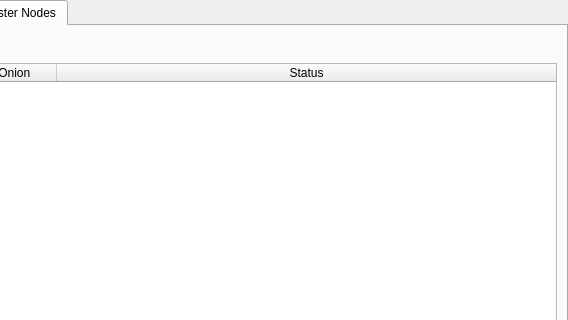
This is src/qt/forms/masternodemanager.ui in CooleRRSA/crave as Qt 5 draws it before an edit; both pictures show x 155 to 723 and y 0 to 320 of the 723 by 457 pixel window. The edited form follows.
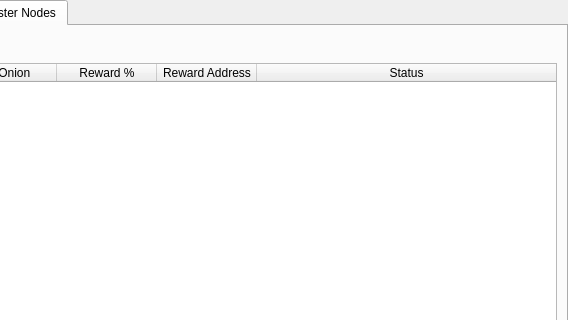
This is the edited form.

```diff
--- a/src/qt/forms/masternodemanager.ui
+++ b/src/qt/forms/masternodemanager.ui
@@ -193,6 +193,16 @@
                <string>IP/Onion</string>
               </property>
              </column>
+             <column>
+              <property name="text">
+               <string>Reward %</string>
+              </property>
+             </column>
+             <column>
+              <property name="text">
+               <string>Reward Address</string>
+              </property>
+             </column>
              <column>
               <property name="text">
                <string>Status</string>
```
